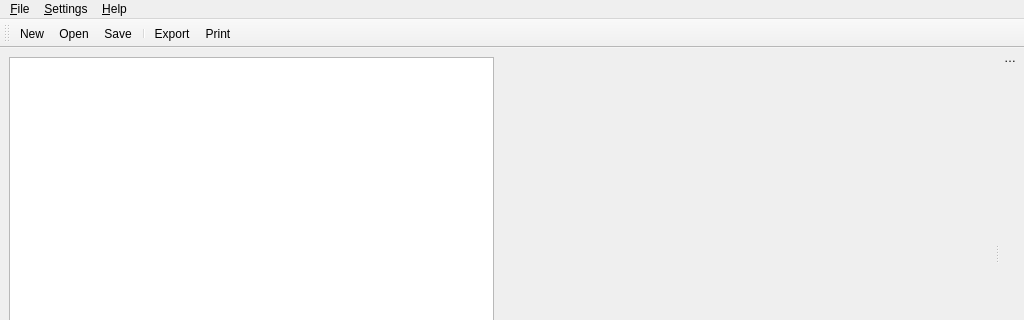
Qt form ui/ui_MainWindow.ui (Kamduis/SoulCreator) before a commit; both pictures show x 0 to 1024 and y 0 to 320 of the 1024 by 479 pixel window.
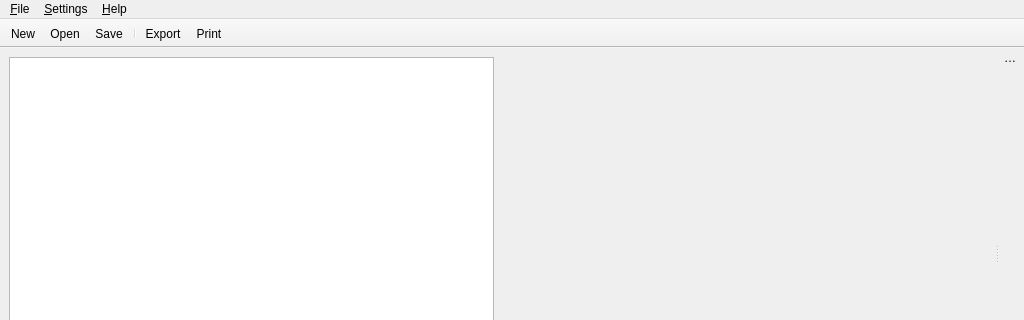
The same form after that commit. Custom widgets are drawn as their Qt base class.

Patch:
```diff
--- a/ui/ui_MainWindow.ui
+++ b/ui/ui_MainWindow.ui
@@ -313,6 +313,9 @@
    </layout>
   </widget>
   <widget class="QToolBar" name="mainToolBar">
+   <property name="movable">
+    <bool>false</bool>
+   </property>
    <property name="toolButtonStyle">
     <enum>Qt::ToolButtonTextBesideIcon</enum>
    </property>
```
Left out of the diff: 18 changed lines with no effect on the pictures.
